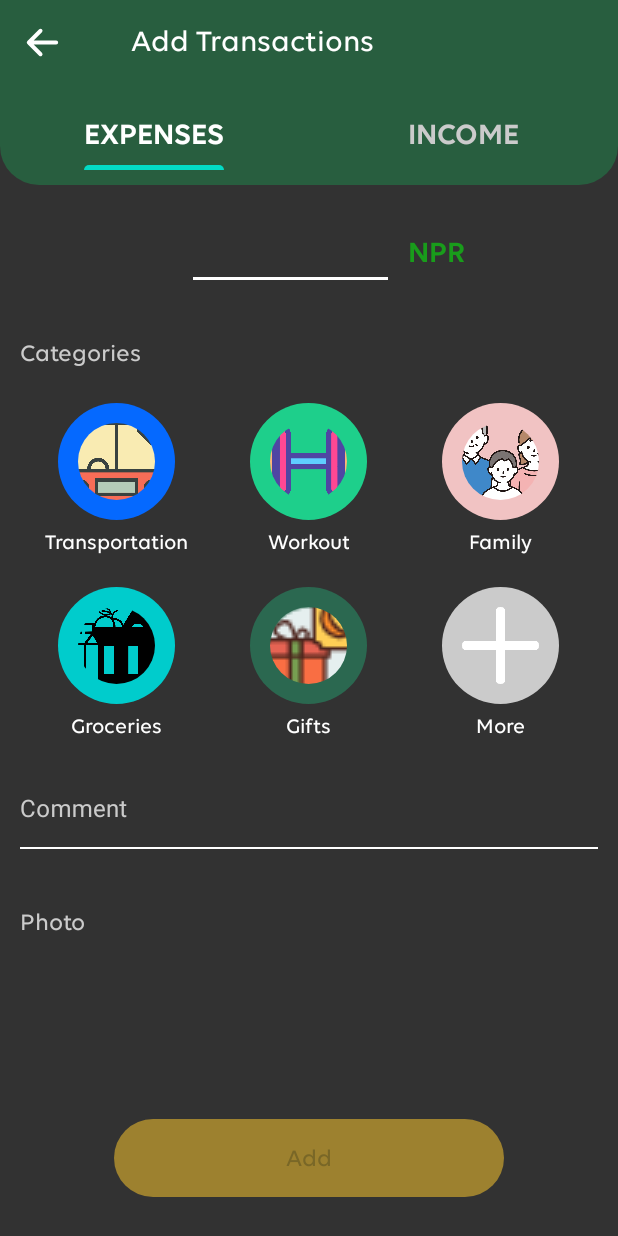
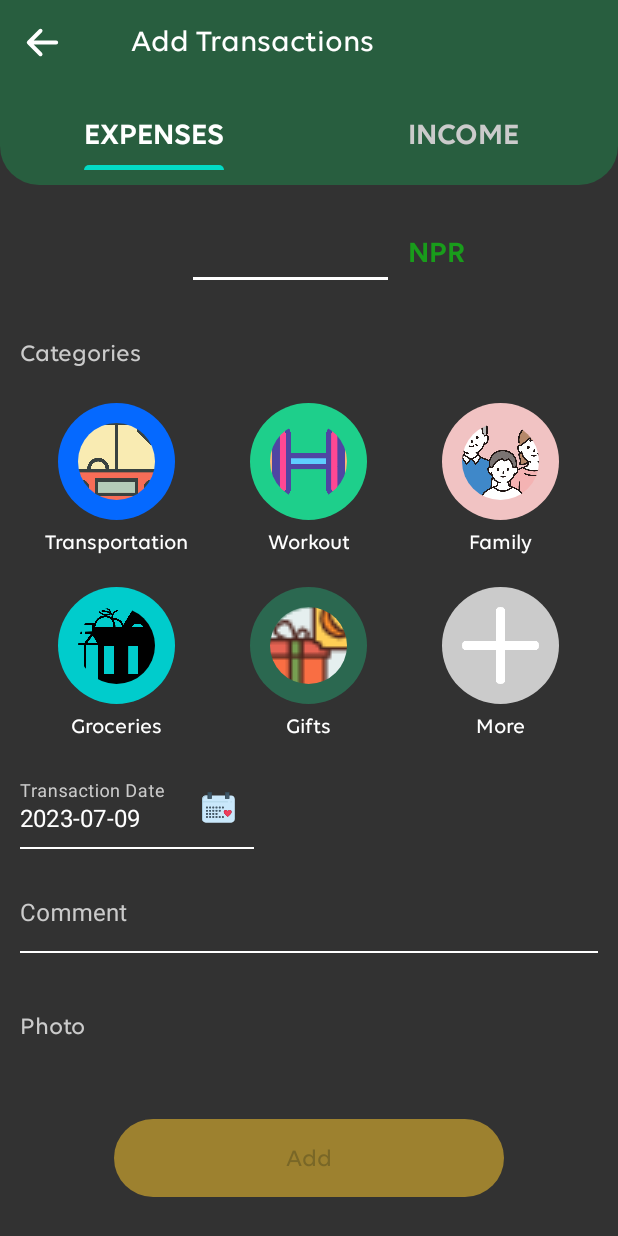
Before and after one commit to gaurav822/Budget-Planner, an Android app built with Jetpack Compose: the TransactionActivity screen opened directly, with no data from a screen before it, on a phone screen of 412 x 824 dp. Run offline under Robolectric (Android 15) with nearby library versions, the phone set to English and light mode, and no system bars; our stand-ins replace CircleImageView, Dagger/Hilt's generated code, sdp/ssp sizes; pictures from the network do not load.

Commit message:
work in progress

```diff
--- a/app/build.gradle
+++ b/app/build.gradle
@@ -15,6 +15,7 @@ android {
         targetSdk 33
         versionCode 1
         versionName "1.0"
+        vectorDrawables.useSupportLibrary = true
 
         testInstrumentationRunner "androidx.test.runner.AndroidJUnitRunner"
     }
--- a/app/src/main/java/com/gaurav/budgetplanner/Utils/Utils.kt
+++ b/app/src/main/java/com/gaurav/budgetplanner/Utils/Utils.kt
@@ -1,6 +1,8 @@
 package com.gaurav.budgetplanner.Utils
 
 import com.gaurav.budgetplanner.features.expensetracker.domain.model.Account
+import java.text.SimpleDateFormat
+import java.util.*
 import kotlin.math.ceil
 
 class Utils {
@@ -47,6 +49,26 @@ class Utils {
 
             return roundedPercentages[position]
         }
+
+        fun getFormattedDateFromMillis(millis: Long, dateFormat: String?): String? {
+            var dateFormat = dateFormat
+            return try {
+                if (dateFormat == null || dateFormat.isEmpty()) dateFormat = "yyyy-MM-dd"
+                val inputFormat: SimpleDateFormat = SimpleDateFormat(
+                    dateFormat,
+                    getEnglishLocale()
+                )
+                val date = Date()
+                date.time = millis
+                inputFormat.format(millis)
+            } catch (e: Exception) {
+                null
+            }
+        }
+
+        fun getEnglishLocale(): Locale {
+            return Locale.US
+        }
     }
 
 }
--- a/app/src/main/java/com/gaurav/budgetplanner/Views/HomeScreenActivity.kt
+++ b/app/src/main/java/com/gaurav/budgetplanner/Views/HomeScreenActivity.kt
@@ -105,7 +105,7 @@ class HomeScreenActivity : BaseActivity() {
         }.map {
                 (category, accounts) ->
             val totalAmount = accounts.sumOf { it.amount.toInt() }
-            Account(totalAmount.toString(), category, "", "", 0)
+            Account(totalAmount.toString(), category, "", "", "", 0)
         }
         return mergedList
     }
--- a/app/src/main/java/com/gaurav/budgetplanner/di/AppModule.kt
+++ b/app/src/main/java/com/gaurav/budgetplanner/di/AppModule.kt
@@ -23,7 +23,8 @@ object AppModule {
             app,
             TransactionDatabase::class.java,
             TransactionDatabase.DATABASE_NAME
-        ).build()
+        ).fallbackToDestructiveMigration()
+            .build()
     }
 
     @Provides
--- a/app/src/main/java/com/gaurav/budgetplanner/features/expensetracker/data/data_source/TransactionDatabase.kt
+++ b/app/src/main/java/com/gaurav/budgetplanner/features/expensetracker/data/data_source/TransactionDatabase.kt
@@ -7,7 +7,7 @@ import com.gaurav.budgetplanner.features.expensetracker.domain.model.Account
 
 @Database(
     entities = [Account::class],
-    version = 1,
+    version = 2,
     exportSchema = false
 )
 abstract class TransactionDatabase:RoomDatabase() {
--- a/app/src/main/java/com/gaurav/budgetplanner/features/expensetracker/domain/model/Account.kt
+++ b/app/src/main/java/com/gaurav/budgetplanner/features/expensetracker/domain/model/Account.kt
@@ -9,7 +9,7 @@ import com.gaurav.budgetplanner.R
 data class Account(
     @ColumnInfo("amount")val amount:String,
     @ColumnInfo("category")val category:String,
-
+    @ColumnInfo("transactionDate") val date:String,
     @ColumnInfo("comment") val comment:String,
     @ColumnInfo("transactionType")val transactionType:String,
     @ColumnInfo("timeStamp") val timeStamp:Long,
--- a/app/src/main/java/com/gaurav/budgetplanner/features/expensetracker/presentation/Activity/TransactionActivity.kt
+++ b/app/src/main/java/com/gaurav/budgetplanner/features/expensetracker/presentation/Activity/TransactionActivity.kt
@@ -16,15 +16,18 @@ import androidx.recyclerview.widget.RecyclerView
 import androidx.recyclerview.widget.StaggeredGridLayoutManager
 import com.gaurav.budgetplanner.R
 import com.gaurav.budgetplanner.Utils.Constants
+import com.gaurav.budgetplanner.Utils.Utils
 import com.gaurav.budgetplanner.Views.Activity.BaseActivity
 import com.gaurav.budgetplanner.Views.Components.IconMapper
 import com.gaurav.budgetplanner.databinding.ActivityTransactionBinding
 import com.gaurav.budgetplanner.features.expensetracker.domain.model.Account
 import com.gaurav.budgetplanner.features.expensetracker.presentation.Adapters.CategoryAdapter
 import com.gaurav.budgetplanner.features.expensetracker.presentation.ViewModel.RecordViewModel
+import com.google.android.material.datepicker.MaterialDatePicker
 import com.google.android.material.tabs.TabLayout
 import com.google.android.material.textfield.TextInputLayout
 import dagger.hilt.android.AndroidEntryPoint
+import java.util.*
 
 
 @AndroidEntryPoint
@@ -47,6 +50,7 @@ class TransactionActivity : BaseActivity() {
     private var account:Account?= null
     private var bundle:Bundle? = null
     private var editModeOn = false
+    private var selectedDate: String? = null
 
     override fun onCreate(savedInstanceState: Bundle?) {
         super.onCreate(savedInstanceState)
@@ -65,9 +69,11 @@ class TransactionActivity : BaseActivity() {
     }
 
     private fun init(){
+        selectedDate = Utils.getFormattedDateFromMillis(System.currentTimeMillis(),null)
         viewModel = ViewModelProvider(this)[RecordViewModel::class.java]
         setRecyclerView()
         getIntentData()
+        binding.inputDateOfTrx.editText?.setText(selectedDate)
     }
 
     private fun setRecyclerView(){
@@ -106,6 +112,7 @@ class TransactionActivity : BaseActivity() {
         }
         isCategorySelected = true
         isAmountValid = true
+        selectedDate = account?.date
         checkForValidation()
 
         selectedCategory= mapOf(account?.category!! to IconMapper.getIconByName(account?.category!!)).entries.first()
@@ -118,6 +125,10 @@ class TransactionActivity : BaseActivity() {
     }
 
     private fun clickEventListener(){
+        binding.inputDateOfTrx.editText?.setOnClickListener {
+            pickDate()
+        }
+
         binding.proceedStart.setOnClickListener {
             if(isValid){
                 val insertAcc = Account(
@@ -126,6 +137,7 @@ class TransactionActivity : BaseActivity() {
                     comment = binding.inputComment.editText?.text.toString(),
                     timeStamp = System.currentTimeMillis(),
                     transactionType = trxType,
+                    date = selectedDate!!
                 )
                 if(editModeOn){
                     insertAcc.id = account?.id!!
@@ -207,6 +219,27 @@ class TransactionActivity : BaseActivity() {
         })
     }
 
+    private var trackDate: Long = 0L
+
+
+    private fun pickDate() {
+        val materialDateBuilder = MaterialDatePicker.Builder.datePicker()
+        if (trackDate == 0L) {
+            trackDate = System.currentTimeMillis()
+        }
+        materialDateBuilder.setSelection(trackDate)
+        materialDateBuilder.setTitleText(getText(R.string.trx_day))
+        val materialDatePicker: MaterialDatePicker<Long> = materialDateBuilder.build()
+        materialDatePicker.show(supportFragmentManager, "MATERIAL_DATE_PICKER")
+        materialDatePicker.addOnPositiveButtonClickListener {
+            val calendar = Calendar.getInstance()
+            calendar.timeInMillis = it
+            trackDate = calendar.timeInMillis
+            selectedDate = Utils.getFormattedDateFromMillis(trackDate, null)
+            binding.inputDateOfTrx.editText?.setText(selectedDate)
+        }
+    }
+
     private fun isValidAmount() {
         isAmountValid = binding.inputAmount.text.toString().isNotEmpty()
         checkForValidation()
--- a/app/src/main/java/com/gaurav/budgetplanner/features/expensetracker/presentation/Activity/TransactionDetailActivity.kt
+++ b/app/src/main/java/com/gaurav/budgetplanner/features/expensetracker/presentation/Activity/TransactionDetailActivity.kt
@@ -4,6 +4,7 @@ import android.app.Activity
 import android.content.Intent
 import androidx.appcompat.app.AppCompatActivity
 import android.os.Bundle
+import android.view.View
 import androidx.activity.result.contract.ActivityResultContracts
 import androidx.lifecycle.ViewModelProvider
 import com.gaurav.budgetplanner.R
@@ -66,8 +67,19 @@ class TransactionDetailActivity : AppCompatActivity() {
     private fun setData(){
         binding.amount.text = getString(R.string.nrs,account?.amount?.toInt())
         binding.category.text = account?.category
-        binding.date.text
-        binding.comment.text = account?.comment
+        binding.date.text = account?.date
+
+        if(account?.comment?.isNotEmpty()!!){
+            binding.apply {
+                comment.visibility= View.VISIBLE
+                comment.text = account?.comment
+                tvComment.visibility=View.VISIBLE
+            }
+        }
+        else{
+            binding.comment.visibility=View.GONE
+            binding.tvComment.visibility=View.GONE
+        }
     }
 
     override fun onSupportNavigateUp(): Boolean {
--- a/app/src/main/java/com/gaurav/budgetplanner/features/expensetracker/presentation/ViewModel/AddEditRecordViewModel.kt
+++ b/app/src/main/java/com/gaurav/budgetplanner/features/expensetracker/presentation/ViewModel/AddEditRecordViewModel.kt
@@ -76,7 +76,8 @@ class AddEditRecordViewModel @Inject constructor(
                                 comment = comment.value,
                                 transactionType = "E",
                                 id = currentRecordId!!,
-                                timeStamp = System.currentTimeMillis()
+                                timeStamp = System.currentTimeMillis(),
+                                date = ""
                             )
                         )
                         _eventFlow.emit(UIEvent.SaveRecord)
--- /dev/null
+++ b/app/src/main/res/drawable/img_calender.xml
@@ -0,0 +1,99 @@
+<vector xmlns:android="http://schemas.android.com/apk/res/android"
+    android:width="30dp"
+    android:height="30dp"
+    android:viewportWidth="512"
+    android:viewportHeight="512">
+  <path
+      android:pathData="M70.25,192.57v-31.71c0,-22.52 18.25,-40.78 40.77,-40.78h22.65v36.25h45.31v-36.25h154.04v36.25h45.31v-36.25h22.65c22.52,0 40.77,18.26 40.77,40.78v226.53c0,22.52 -18.25,40.77 -40.77,40.77H111.02c-22.52,0 -40.77,-18.25 -40.77,-40.77V192.57zM405.51,305.38c0,-12.26 -9.94,-22.2 -22.22,-22.2c-11.09,0 -16.64,5.55 -22.19,16.65c-5.55,-11.1 -11.1,-16.65 -22.19,-16.65c-12.25,0 -22.19,9.94 -22.19,22.2c0,22.19 22.19,34.82 44.38,57.02C383.29,340.2 405.51,327.57 405.51,305.38zM314.9,373.8V355.67h-18.12v18.13H314.9zM314.9,265.06v-18.12h-18.12v18.12H314.9zM278.65,373.8V355.67h-18.12v18.13H278.65zM278.65,301.31v-18.13h-18.12v18.13H278.65zM278.65,265.06v-18.12h-18.12v18.12H278.65zM242.41,373.8V355.67h-18.12v18.13H242.41zM242.41,337.55v-18.12h-18.12v18.12H242.41zM242.41,301.31v-18.13h-18.12v18.13H242.41zM242.41,265.06v-18.12h-18.12v18.12H242.41zM206.16,373.8V355.67h-18.12v18.13H206.16zM206.16,337.55v-18.12h-18.12v18.12H206.16zM206.16,301.31v-18.13h-18.12v18.13H206.16zM206.16,265.06v-18.12h-18.12v18.12H206.16zM169.92,373.8V355.67H151.8v18.13H169.92zM169.92,337.55v-18.12H151.8v18.12H169.92zM169.92,301.31v-18.13H151.8v18.13H169.92zM169.92,265.06v-18.12H151.8v18.12H169.92zM133.67,373.8V355.67h-18.12v18.13H133.67zM133.67,337.55v-18.12h-18.12v18.12H133.67zM133.67,301.31v-18.13h-18.12v18.13H133.67zM133.67,265.06v-18.12h-18.12v18.12H133.67z"
+      android:fillColor="#CAE8FB"/>
+  <path
+      android:pathData="M383.29,283.18c12.28,0 22.22,9.94 22.22,22.2c0,22.19 -22.22,34.82 -44.41,57.02c-22.19,-22.2 -44.38,-34.83 -44.38,-57.02c0,-12.26 9.94,-22.2 22.19,-22.2c11.09,0 16.64,5.55 22.19,16.65C366.65,288.73 372.2,283.18 383.29,283.18z"
+      android:fillColor="#EF3E5C"/>
+  <path
+      android:pathData="M329.72,312.38c0,-12.26 9.94,-22.2 22.19,-22.2c1.14,0 2.21,0.07 3.24,0.19c-4.07,-4.78 -8.96,-7.19 -16.24,-7.19c-12.25,0 -22.19,9.94 -22.19,22.2c0,22.19 22.19,34.82 44.38,57.02c0.92,-0.92 1.84,-1.82 2.76,-2.71C345.56,343.05 329.72,331.13 329.72,312.38z"
+      android:fillColor="#E42A53"/>
+  <path
+      android:pathData="M378.33,120.08l0,36.25l-45.31,0l0,-36.25l0,-36.24l45.31,0z"
+      android:fillColor="#415A6B"/>
+  <path
+      android:pathData="M342.02,130.75l0,-36.24l36.31,0l0,-10.67l-45.31,0l0,36.24l0,36.25l9,0z"
+      android:fillColor="#354D5B"/>
+  <path
+      android:pathData="M79.92,396.45v-194.82v-31.71c0,-22.52 18.25,-40.78 40.77,-40.78h12.98v-9.06h-22.65c-22.52,0 -40.77,18.26 -40.77,40.78v31.71v194.82c0,14.13 7.19,26.58 18.11,33.9C83.07,414.41 79.92,405.8 79.92,396.45z"
+      android:fillColor="#AACFE2"/>
+  <path
+      android:pathData="M178.98,120.08l0,36.25l-45.31,0l0,-36.25l0,-36.24l45.31,0z"
+      android:fillColor="#415A6B"/>
+  <path
+      android:pathData="M142.73,130.75l0,-36.24l36.25,0l0,-10.67l-45.31,0l0,36.24l0,36.25l9.06,0z"
+      android:fillColor="#354D5B"/>
+  <path
+      android:pathData="M296.78,355.67h18.12v18.13h-18.12z"
+      android:fillColor="#415A6B"/>
+  <path
+      android:pathData="M296.78,246.94h18.12v18.12h-18.12z"
+      android:fillColor="#415A6B"/>
+  <path
+      android:pathData="M260.53,355.67h18.12v18.13h-18.12z"
+      android:fillColor="#415A6B"/>
+  <path
+      android:pathData="M260.53,283.18h18.12v18.13h-18.12z"
+      android:fillColor="#415A6B"/>
+  <path
+      android:pathData="M260.53,246.94h18.12v18.12h-18.12z"
+      android:fillColor="#415A6B"/>
+  <path
+      android:pathData="M224.29,355.67h18.12v18.13h-18.12z"
+      android:fillColor="#415A6B"/>
+  <path
+      android:pathData="M224.29,319.43h18.12v18.12h-18.12z"
+      android:fillColor="#415A6B"/>
+  <path
+      android:pathData="M224.29,283.18h18.12v18.13h-18.12z"
+      android:fillColor="#415A6B"/>
+  <path
+      android:pathData="M224.29,246.94h18.12v18.12h-18.12z"
+      android:fillColor="#415A6B"/>
+  <path
+      android:pathData="M188.04,355.67h18.12v18.13h-18.12z"
+      android:fillColor="#415A6B"/>
+  <path
+      android:pathData="M188.04,319.43h18.12v18.12h-18.12z"
+      android:fillColor="#415A6B"/>
+  <path
+      android:pathData="M188.04,283.18h18.12v18.13h-18.12z"
+      android:fillColor="#415A6B"/>
+  <path
+      android:pathData="M188.04,246.94h18.12v18.12h-18.12z"
+      android:fillColor="#415A6B"/>
+  <path
+      android:pathData="M151.8,355.67h18.12v18.13h-18.12z"
+      android:fillColor="#415A6B"/>
+  <path
+      android:pathData="M151.8,319.43h18.12v18.12h-18.12z"
+      android:fillColor="#415A6B"/>
+  <path
+      android:pathData="M151.8,283.18h18.12v18.13h-18.12z"
+      android:fillColor="#415A6B"/>
+  <path
+      android:pathData="M151.8,246.94h18.12v18.12h-18.12z"
+      android:fillColor="#415A6B"/>
+  <path
+      android:pathData="M115.55,355.67h18.12v18.13h-18.12z"
+      android:fillColor="#415A6B"/>
+  <path
+      android:pathData="M115.55,319.43h18.12v18.12h-18.12z"
+      android:fillColor="#415A6B"/>
+  <path
+      android:pathData="M115.55,283.18h18.12v18.13h-18.12z"
+      android:fillColor="#415A6B"/>
+  <path
+      android:pathData="M115.55,246.94h18.12v18.12h-18.12z"
+      android:fillColor="#415A6B"/>
+  <path
+      android:pathData="M360.14,197.57H79.25c-2.76,0 -5,-2.24 -5,-5c0,-2.76 2.24,-5 5,-5h280.89c2.76,0 5,2.24 5,5C365.14,195.33 362.9,197.57 360.14,197.57z"
+      android:fillColor="#AACFE2"/>
+  <path
+      android:pathData="M405.45,197.57h-9.06c-2.76,0 -5,-2.24 -5,-5c0,-2.76 2.24,-5 5,-5h9.06c2.76,0 5,2.24 5,5C410.45,195.33 408.21,197.57 405.45,197.57z"
+      android:fillColor="#AACFE2"/>
+</vector>
--- a/app/src/main/res/layout/activity_transaction.xml
+++ b/app/src/main/res/layout/activity_transaction.xml
@@ -135,12 +135,48 @@
 
 
                 <com.google.android.material.textfield.TextInputLayout
+                    app:layout_constraintStart_toStartOf="parent"
                     android:layout_marginTop="@dimen/_5sdp"
+                    android:id="@+id/input_date_of_trx"
+                    android:layout_width="@dimen/_120sdp"
+                    android:layout_height="wrap_content"
+                    android:layout_marginHorizontal="@dimen/_10sdp"
+                    app:layout_constraintTop_toBottomOf="@id/rvCategories"
+                    android:textColorHint="@color/lightGrey"
+                    app:hintTextColor="@color/lightGrey"
+                    app:boxStrokeWidth="1dp"
+                    android:hint="Transaction Date"
+                    app:boxStrokeColor="@color/mtrl_textinput_default_box_stroke_color"
+                    app:hintAnimationEnabled="false"
+                    app:endIconMode="custom"
+                    app:endIconDrawable="@drawable/img_calender"
+                    app:endIconTint="@null"
+                    tools:ignore="PrivateResource">
+
+                    <com.google.android.material.textfield.TextInputEditText
+                        android:focusable="false"
+                        android:text="2023-123"
+                        android:id="@+id/editInputDateTrx"
+                        android:textColor="@color/white"
+                        android:paddingStart="0dp"
+                        android:focusableInTouchMode="true"
+                        android:layout_width="match_parent"
+                        android:layout_height="wrap_content"
+                        android:background="@color/transparent"
+                        android:elevation="0dp"
+                        android:backgroundTint="@color/white"
+                        tools:ignore="RtlSymmetry" />
+
+                </com.google.android.material.textfield.TextInputLayout>
+
+
+                <com.google.android.material.textfield.TextInputLayout
+                    android:layout_marginTop="@dimen/_10sdp"
                     android:id="@+id/inputComment"
                     android:layout_width="match_parent"
                     android:layout_height="wrap_content"
                     android:layout_marginHorizontal="@dimen/_10sdp"
-                    app:layout_constraintTop_toBottomOf="@id/rvCategories"
+                    app:layout_constraintTop_toBottomOf="@id/input_date_of_trx"
                     android:textColorHint="@color/lightGrey"
                     android:hint="@string/comment"
                     app:hintTextColor="@color/lightGrey"
--- a/app/src/main/res/layout/activity_transaction_detail.xml
+++ b/app/src/main/res/layout/activity_transaction_detail.xml
@@ -89,6 +89,7 @@
 
 
         <TextView
+            android:visibility="gone"
             android:id="@+id/tv_comment"
             android:textColor="@color/white_opacity_32"
             style="@style/BudgetPlanStyle.Body1"
@@ -100,6 +101,7 @@
             app:layout_constraintStart_toStartOf="parent"/>
 
         <TextView
+            android:visibility="gone"
             android:layout_marginTop="@dimen/_6sdp"
             android:textColor="@color/white"
             style="@style/BudgetPlanStyle.VolteSemiBold16"
--- a/app/src/main/res/values/strings.xml
+++ b/app/src/main/res/values/strings.xml
@@ -18,4 +18,5 @@
     <string name="edit_trx">Edit Transaction</string>
     <string name="no_expenses">No Expenses Found !</string>
     <string name="no_income">No Income Found !</string>
+    <string name="trx_day">DATE OF TRANSACTION</string>
 </resources>
```
